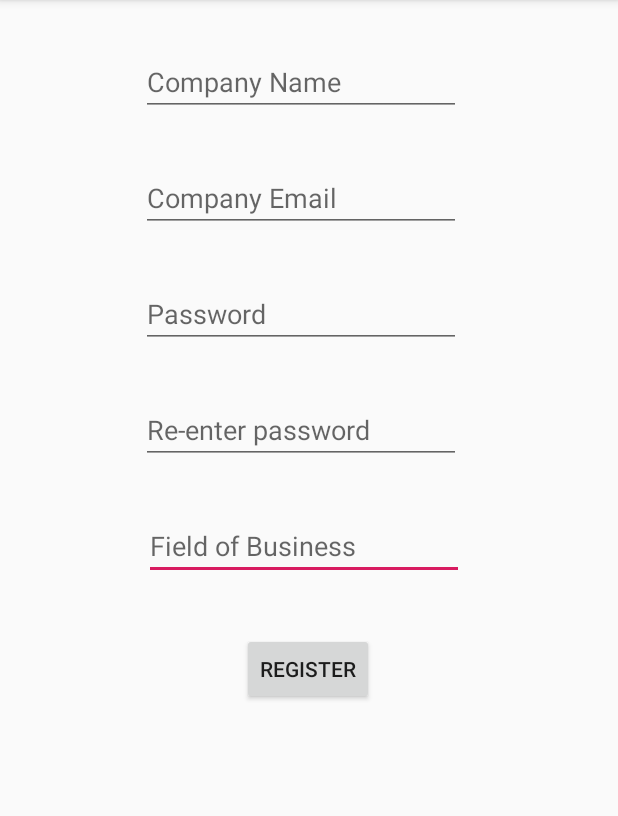
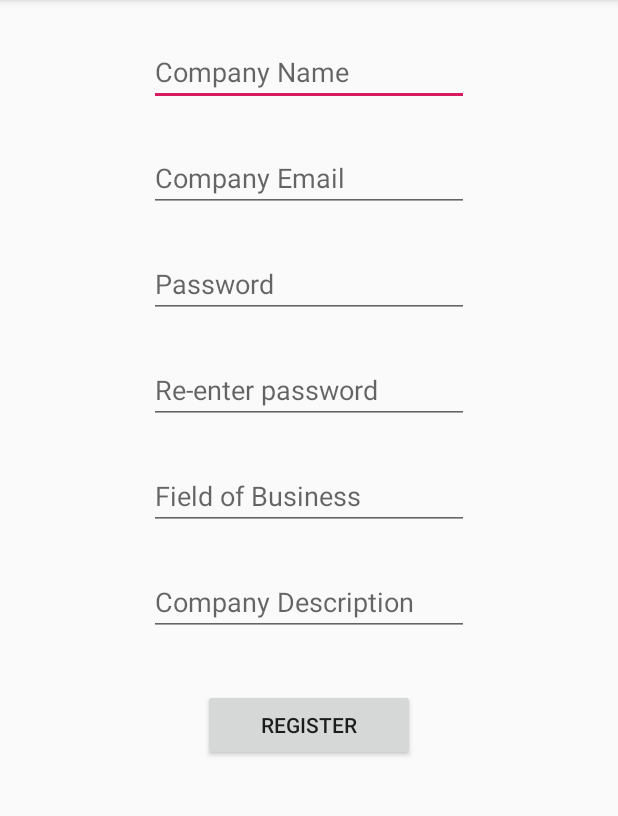
Before and after one commit to mdrinne/Pursuit, an Android app: the CompanyRegistration screen opened directly, with no data from a screen before it, on a phone screen of 412 x 824 dp, the part 84-900 px from its top. Run offline under Robolectric (Android 15) with nearby library versions, the phone set to English and light mode, and no system bars; our stand-ins replace Firebase (no records; nobody signed in at launch, a user with empty details on screens opened directly).

Commit message:
added description to registration

```diff
--- a/app/src/main/java/com/example/pursuit/CompanyRegistration.java
+++ b/app/src/main/java/com/example/pursuit/CompanyRegistration.java
@@ -39,6 +39,7 @@ public class CompanyRegistration extends AppCompatActivity {
     EditText companyPassword;
     EditText companyReEnterPassword;
     EditText companyField;
+    EditText companyDescription;
 
     Company newCompany;
 
@@ -81,9 +82,9 @@ public class CompanyRegistration extends AppCompatActivity {
         }
     };
 
-    private void writeNewCompany(String name, String email, String password, String field) {
+    private void writeNewCompany(String name, String email, String password, String field, String description) {
         String id = RandomKeyGenerator.randomAlphaNumeric(16);
-        newCompany = new Company(id, name, email, password, field);
+        newCompany = new Company(id, name, email, password, field, description);
         mRef.child("Companies").child(id).setValue(newCompany);
     }
 
@@ -110,8 +111,9 @@ public class CompanyRegistration extends AppCompatActivity {
 
     // Checks If Password And Re-Entered Password Match
     public boolean passwordMatch() {
-        if (toString(companyPassword).equals(toString(companyReEnterPassword)))
+        if (toString(companyPassword).equals(toString(companyReEnterPassword))) {
             return true;
+        }
         Toast.makeText(view.getContext(), "Passwords Did Not Match", Toast.LENGTH_SHORT).show();
         return false;
     }
@@ -131,7 +133,8 @@ public class CompanyRegistration extends AppCompatActivity {
     }
 
     public boolean checkForEmpties() {
-        if (isEmpty(companyName) || isEmpty(companyEmail) || isEmpty(companyField) || isEmpty(companyPassword)) {
+        if (isEmpty(companyName) || isEmpty(companyEmail) || isEmpty(companyField) || isEmpty(companyPassword)
+            || isEmpty(companyReEnterPassword) || isEmpty(companyDescription)) {
             Toast.makeText(view.getContext(), "All Fields are Required", Toast.LENGTH_SHORT).show();
             return true;
         }
@@ -154,7 +157,7 @@ public class CompanyRegistration extends AppCompatActivity {
                         Log.d(TAG, "email not taken");
 
                         writeNewCompany(toString(companyName), toString(companyEmail), toString(companyPassword),
-                                toString(companyField));
+                                toString(companyField), toString(companyDescription));
 
                         // set the currentCompany
                         ((PursuitApplication) this.getApplication()).setCurrentCompany(newCompany);
@@ -184,6 +187,7 @@ public class CompanyRegistration extends AppCompatActivity {
         companyPassword = findViewById(R.id.companyPassword);
         companyReEnterPassword = findViewById(R.id.companyReEnterPassword);
         companyField = findViewById(R.id.companyField);
+        companyDescription = findViewById(R.id.companyDescription);
 
         checkEmail = toString(companyEmail);
 
--- a/app/src/main/java/com/example/pursuit/models/Company.java
+++ b/app/src/main/java/com/example/pursuit/models/Company.java
@@ -10,18 +10,20 @@ public class Company {
     public String email;
     public String password;
     public String field;
+    public String description;
 
     public Company() {
         // default constructor required for calls to
         // DataSnapshot.getValue(Company.class)
     }
 
-    public Company(String id, String name, String email, String password, String field) {
+    public Company(String id, String name, String email, String password, String field, String description) {
         this.id = id;
         this.name = name;
         this.email = email;
         this.password = password;
         this.field = field;
+        this.description = description;
     }
 
     public String getId() {
@@ -62,4 +64,11 @@ public class Company {
         this.field = field;
     }
 
+    public String getDescription() {
+        return description;
+    }
+
+    public void setDescription(String description) {
+        this.description = description;
+    }
 }
--- a/app/src/main/res/layout/activity_company_registration.xml
+++ b/app/src/main/res/layout/activity_company_registration.xml
@@ -6,87 +6,99 @@
     android:layout_height="match_parent"
     tools:context=".CompanyRegistration">
 
+    <ScrollView
+        android:layout_width="match_parent"
+        android:layout_height="match_parent"
+        tools:layout_editor_absoluteX="83dp"
+        tools:layout_editor_absoluteY="184dp">
+
+        <LinearLayout
+            android:layout_width="match_parent"
+            android:layout_height="wrap_content"
+            android:orientation="vertical">
+
             <EditText
-        android:id="@+id/companyField"
-        android:layout_width="wrap_content"
+                android:id="@+id/companyName"
+                android:layout_width="match_parent"
                 android:layout_height="wrap_content"
-        android:layout_marginStart="96dp"
-        android:layout_marginLeft="96dp"
-        android:layout_marginTop="32dp"
+                android:layout_marginLeft="99dp"
+                android:layout_marginTop="25dp"
+                android:layout_marginRight="99dp"
                 android:ems="10"
-        android:gravity="start|top"
-        android:hint="@string/strFieldOfBusiness"
-        android:inputType="textMultiLine"
-        app:layout_constraintStart_toStartOf="parent"
-        app:layout_constraintTop_toBottomOf="@+id/companyReEnterPassword" />
+                android:hint="@string/strCompanyName"
+                android:inputType="textPersonName"
+                android:importantForAutofill="no" />
+
+            <EditText
+                android:id="@+id/companyEmail"
+                android:layout_width="match_parent"
+                android:layout_height="wrap_content"
+                android:layout_marginLeft="99dp"
+                android:layout_marginTop="25dp"
+                android:layout_marginRight="99dp"
+                android:ems="10"
+                android:hint="@string/strCompanyEmail"
+                android:inputType="textEmailAddress"
+                android:importantForAutofill="no" />
 
             <EditText
                 android:id="@+id/companyPassword"
-        android:layout_width="wrap_content"
-        android:layout_height="45dp"
-        android:layout_marginStart="94dp"
-        android:layout_marginLeft="94dp"
-        android:layout_marginTop="32dp"
+                android:layout_width="match_parent"
+                android:layout_height="wrap_content"
+                android:layout_marginLeft="99dp"
+                android:layout_marginTop="25dp"
+                android:layout_marginRight="99dp"
                 android:ems="10"
                 android:hint="@string/strPassword"
                 android:inputType="textPassword"
-        app:layout_constraintStart_toStartOf="parent"
-        app:layout_constraintTop_toBottomOf="@+id/companyEmail" />
-
-    <EditText
-        android:id="@+id/companyName"
-        android:layout_width="wrap_content"
-        android:layout_height="wrap_content"
-        android:layout_marginStart="94dp"
-        android:layout_marginLeft="94dp"
-        android:layout_marginTop="32dp"
-        android:ems="10"
-        android:hint="Company Name"
-        android:inputType="textPersonName"
-        app:layout_constraintStart_toStartOf="parent"
-        app:layout_constraintTop_toTopOf="parent" />
-
-    <EditText
-        android:id="@+id/companyEmail"
-        android:layout_width="wrap_content"
-        android:layout_height="wrap_content"
-        android:layout_marginStart="94dp"
-        android:layout_marginLeft="94dp"
-        android:layout_marginTop="32dp"
-        android:ems="10"
-        android:hint="Company Email"
-        android:inputType="textEmailAddress"
-        app:layout_constraintStart_toStartOf="parent"
-        app:layout_constraintTop_toBottomOf="@+id/companyName" />
+                android:importantForAutofill="no" />
 
             <EditText
                 android:id="@+id/companyReEnterPassword"
-        android:layout_width="wrap_content"
+                android:layout_width="match_parent"
                 android:layout_height="wrap_content"
-        android:layout_marginStart="94dp"
-        android:layout_marginLeft="94dp"
-        android:layout_marginTop="32dp"
+                android:layout_marginLeft="99dp"
+                android:layout_marginTop="25dp"
+                android:layout_marginRight="99dp"
                 android:ems="10"
-        android:gravity="start|top"
                 android:hint="@string/strReEnterPassword"
                 android:inputType="textPassword"
-        app:layout_constraintStart_toStartOf="parent"
-        app:layout_constraintTop_toBottomOf="@+id/companyPassword" />
+                android:importantForAutofill="no" />
+
+            <EditText
+                android:id="@+id/companyField"
+                android:layout_width="match_parent"
+                android:layout_height="wrap_content"
+                android:layout_marginLeft="99dp"
+                android:layout_marginTop="25dp"
+                android:layout_marginRight="99dp"
+                android:ems="10"
+                android:hint="@string/strFieldOfBusiness"
+                android:inputType="textPersonName"
+                android:importantForAutofill="no" />
+
+            <EditText
+                android:id="@+id/companyDescription"
+                android:layout_width="match_parent"
+                android:layout_height="wrap_content"
+                android:layout_marginLeft="99dp"
+                android:layout_marginTop="25dp"
+                android:layout_marginRight="99dp"
+                android:ems="10"
+                android:hint="@string/strCompanyDescription"
+                android:inputType="textPersonName"
+                android:importantForAutofill="no" />
 
             <Button
-        android:id="@+id/register"
-        android:layout_width="wrap_content"
+                android:id="@+id/btnRegister"
+                android:layout_width="match_parent"
                 android:layout_height="wrap_content"
-        android:layout_marginStart="161dp"
-        android:layout_marginLeft="161dp"
+                android:layout_marginLeft="135dp"
                 android:layout_marginTop="35dp"
-        android:layout_marginEnd="162dp"
-        android:layout_marginRight="162dp"
+                android:layout_marginRight="135dp"
                 android:onClick="register"
-        android:text="@string/strRegister"
-        app:layout_constraintEnd_toEndOf="parent"
-        app:layout_constraintHorizontal_bias="0.0"
-        app:layout_constraintStart_toStartOf="parent"
-        app:layout_constraintTop_toBottomOf="@+id/companyField" />
+                android:text="@string/strRegister" />
 
+        </LinearLayout>
+    </ScrollView>
 </androidx.constraintlayout.widget.ConstraintLayout>
--- a/app/src/main/res/values/strings.xml
+++ b/app/src/main/res/values/strings.xml
@@ -22,4 +22,7 @@
     <string name="strFinish">Finish</string>
     <string name="strFieldOfBusiness">Field of Business</string>
     <string name="strUsernameEmail">Username/Email</string>
+    <string name="strCompanyDescription">Company Description</string>
+    <string name="strCompanyName">Company Name</string>
+    <string name="strCompanyEmail">Company Email</string>
 </resources>
```
Lines whose indentation alone changed are shown as unchanged.
